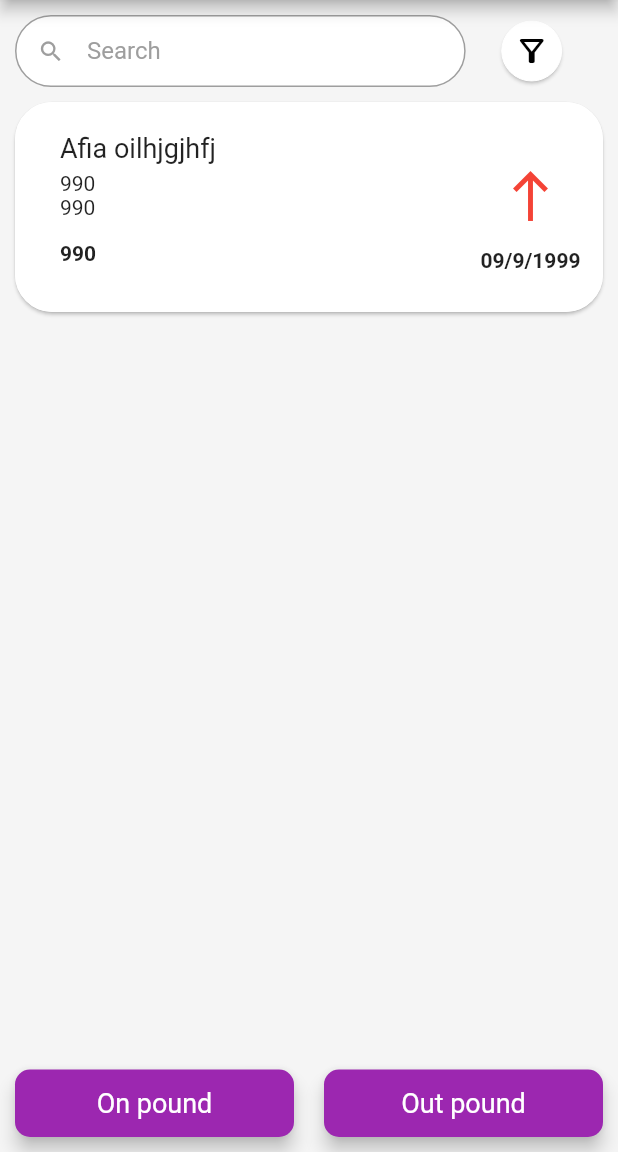
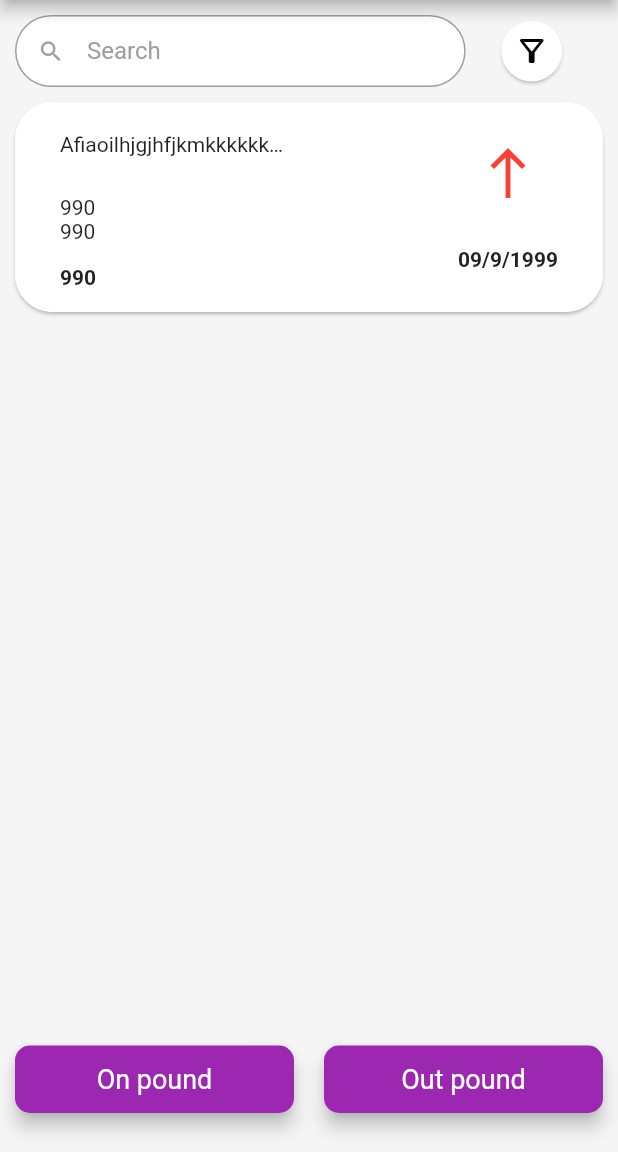
Before and after one commit to Batool13/Sary, a Flutter app: the screen it shows after launch, on a phone screen of 412 x 824 dp, the part 84-1236 px from its top. Run offline on Flutter 3.47's test engine with Material 2 defaults, Android fonts, the phone set to English and light mode, and no system bars; our stand-ins replace hive, hive_flutter; accounts and stored records are empty.

Commit message:
update addButton and floating action button position, item and transaction card , solve overload at item card and transaction

```diff
--- a/lib/main.dart
+++ b/lib/main.dart
@@ -57,6 +57,25 @@ class _MyHomePageState extends State<MyHomePage> {
   @override
   Widget build(BuildContext context) {
     return Scaffold(
+      floatingActionButtonLocation: FloatingActionButtonLocation.centerFloat,
+      floatingActionButton: Row(
+        children: [
+          Flexible(
+            child: AddButton(
+              heroTag: "onPound",
+              addText: "On pound",
+              function: () {},
+            ),
+          ),
+          Flexible(
+            child: AddButton(
+              heroTag: "outPound",
+              addText: "Out pound",
+              function: () {},
+            ),
+          ),
+        ],
+      ),
       appBar: buildAppBar(context, "Transaction",
           actionFunction: () => Navigator.push(
               context, MaterialPageRoute(builder: (context) => ItemPage())),
@@ -97,22 +116,6 @@ class _MyHomePageState extends State<MyHomePage> {
             ],
           ),
           TransactionCard(),
-          Expanded(
-            child: Row(
-              children: [
-                AddButton(
-                  heroTag: "onPound",
-                  addText: "On pound",
-                  function: () {},
-                ),
-                AddButton(
-                  heroTag: "outPound",
-                  addText: "Out pound",
-                  function: () {},
-                ),
-              ],
-            ),
-          ),
         ],
       ),
     );
--- a/lib/widgets/addButton.dart
+++ b/lib/widgets/addButton.dart
@@ -13,11 +13,7 @@ class AddButton extends StatelessWidget {
   final String heroTag;
   @override
   Widget build(BuildContext context) {
-    return Expanded(
-      flex: 1,
-      child: Align(
-        alignment: FractionalOffset.bottomCenter,
-        child: Padding(
+    return Padding(
       padding: Dimens.paddding10all,
       child: Container(
         width: 350,
@@ -29,8 +25,6 @@ class AddButton extends StatelessWidget {
           elevation: 5,
         ),
       ),
-        ),
-      ),
     );
   }
 }
--- a/lib/widgets/transactionCard.dart
+++ b/lib/widgets/transactionCard.dart
@@ -18,102 +18,73 @@ class TransactionCard extends StatelessWidget {
             padding: Dimens.paddding15all,
             child: Row(
               children: [
-                const Flexible(
-                  flex: 0,
-                  child: SizedBox(
+                SizedBox(
                   width: 15,
-                  ),
                 ),
                 Column(
                   mainAxisAlignment: MainAxisAlignment.start,
                   crossAxisAlignment: CrossAxisAlignment.start,
-                  children: const [
-                    Flexible(
-                      flex: 0,
-                      child: SizedBox(
+                  children: [
+                    SizedBox(
                       height: 5,
                     ),
-                    ),
-                    Flexible(
-                      flex: 1,
+                    Expanded(
+                      flex: 6,
+                      child: Container(
+                        width: 150,
                         child: Text(
-                        "Afia oilhjgjhfj",
-                        style: FontsTheme.mediumNorma,
+                          "Afiaoilhjgjhfjkmkkkkkkkkkkkkkllllllllllllll",
+                          overflow: TextOverflow.ellipsis,
+                          maxLines: 1,
                         ),
                       ),
-                    Flexible(
-                      flex: 0,
-                      child: SizedBox(
+                    ),
+                    SizedBox(
                       height: 5,
                     ),
-                    ),
-                    Flexible(
-                      flex: 1,
-                      child: Text(
+                    Text(
                       "990",
                       style: FontsTheme.smallNormal,
                     ),
-                    ),
-                    Flexible(
-                      flex: 1,
-                      child: Text(
+                    Text(
                       "990",
                       style: FontsTheme.smallNormal,
                     ),
-                    ),
-                    Flexible(
-                      flex: 0,
-                      child: SizedBox(
+                    SizedBox(
                       height: 15,
                     ),
-                    ),
-                    Flexible(
-                      flex: 1,
-                      child: Text(
+                    Text(
                       "990",
                       style: FontsTheme.smallBold,
                     ),
-                    ),
                   ],
                 ),
-                const Flexible(
-                  flex: 1,
+                Flexible(
                     child: SizedBox(
-                    width: 230,
-                  ),
-                ),
+                  width: 300,
+                )),
                 Column(
-                  mainAxisAlignment: MainAxisAlignment.start,
+                  mainAxisAlignment: MainAxisAlignment.center,
                   crossAxisAlignment: CrossAxisAlignment.center,
                   children: const [
-                    Flexible(
-                      flex: 1,
-                      child: SizedBox(
-                        height: 50,
-                      ),
-                    ),
-                    Flexible(
-                      flex: 1,
-                      child: Icon(
+                    Icon(
                       false ? Icons.south : Icons.north,
                       color: false ? Colors.green : Colors.red,
                       size: 40,
                     ),
-                    ),
                     Flexible(
-                      flex: 1,
                       child: SizedBox(
-                        height: 50,
+                        height: 30,
                       ),
                     ),
-                    Flexible(
-                      flex: 1,
-                      child: Text(
+                    Text(
                       "09/9/1999",
                       style: FontsTheme.smallBold,
                     ),
+                  ],
                 ),
-                  ],
+                SizedBox(
+                  width: 15,
                 ),
               ],
             )),
```
Also changed, not shown: lib/itemsPage.dart (+9 -16 lines), lib/widgets/itemCard.dart (+12 -35 lines). Lines whose indentation alone changed are shown as unchanged.
